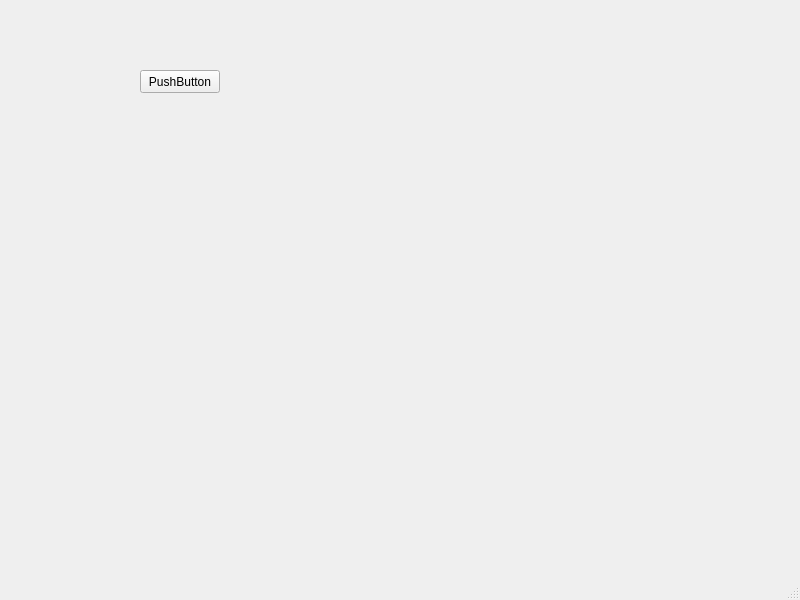
Before: the Qt Designer form src/mainwindow.ui in Hymn-Qin/ffmpge-linux, drawn with Qt 5.
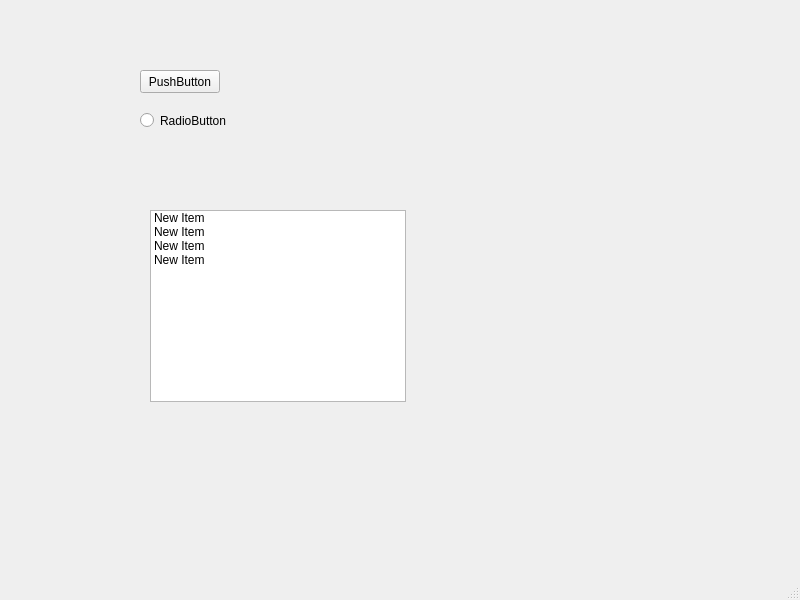
After: the same form once the commit is applied.

The edit to the form file:
```diff
--- a/src/mainwindow.ui
+++ b/src/mainwindow.ui
@@ -27,6 +27,49 @@
      <string>PushButton</string>
     </property>
    </widget>
+   <widget class="QRadioButton" name="radioButton">
+    <property name="geometry">
+     <rect>
+      <x>140</x>
+      <y>110</y>
+      <width>90</width>
+      <height>21</height>
+     </rect>
+    </property>
+    <property name="text">
+     <string>RadioButton</string>
+    </property>
+   </widget>
+   <widget class="QListWidget" name="listWidget">
+    <property name="geometry">
+     <rect>
+      <x>150</x>
+      <y>210</y>
+      <width>256</width>
+      <height>192</height>
+     </rect>
+    </property>
+    <item>
+     <property name="text">
+      <string>New Item</string>
+     </property>
+    </item>
+    <item>
+     <property name="text">
+      <string>New Item</string>
+     </property>
+    </item>
+    <item>
+     <property name="text">
+      <string>New Item</string>
+     </property>
+    </item>
+    <item>
+     <property name="text">
+      <string>New Item</string>
+     </property>
+    </item>
+   </widget>
   </widget>
   <widget class="QMenuBar" name="menubar">
    <property name="geometry">
```
